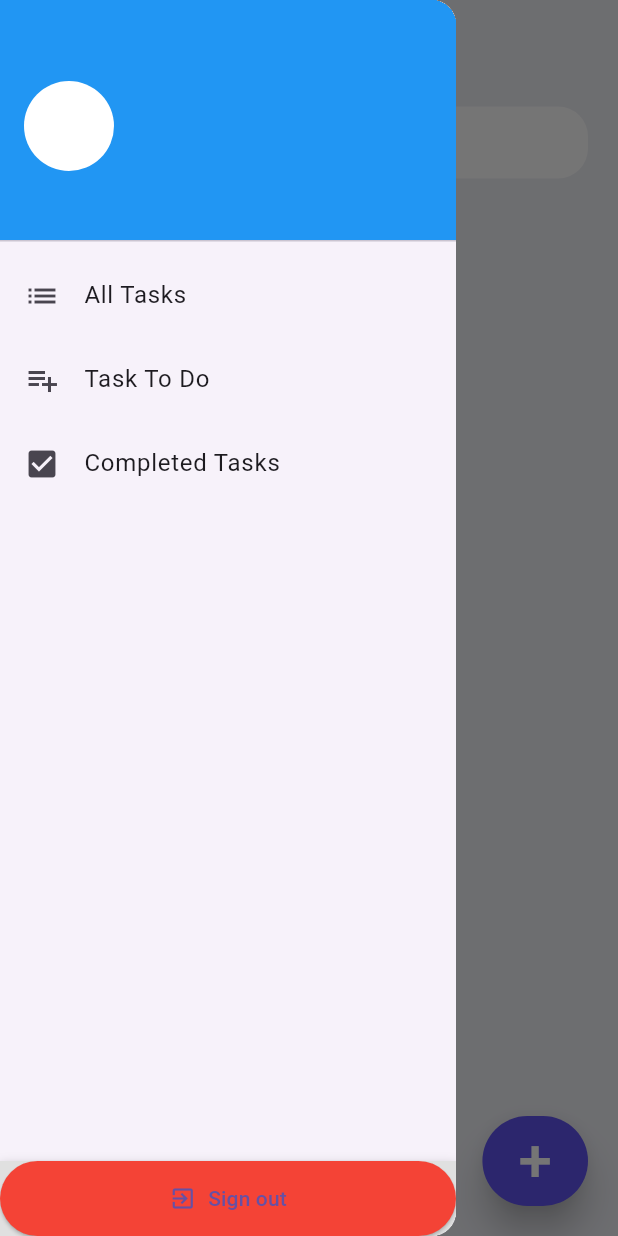
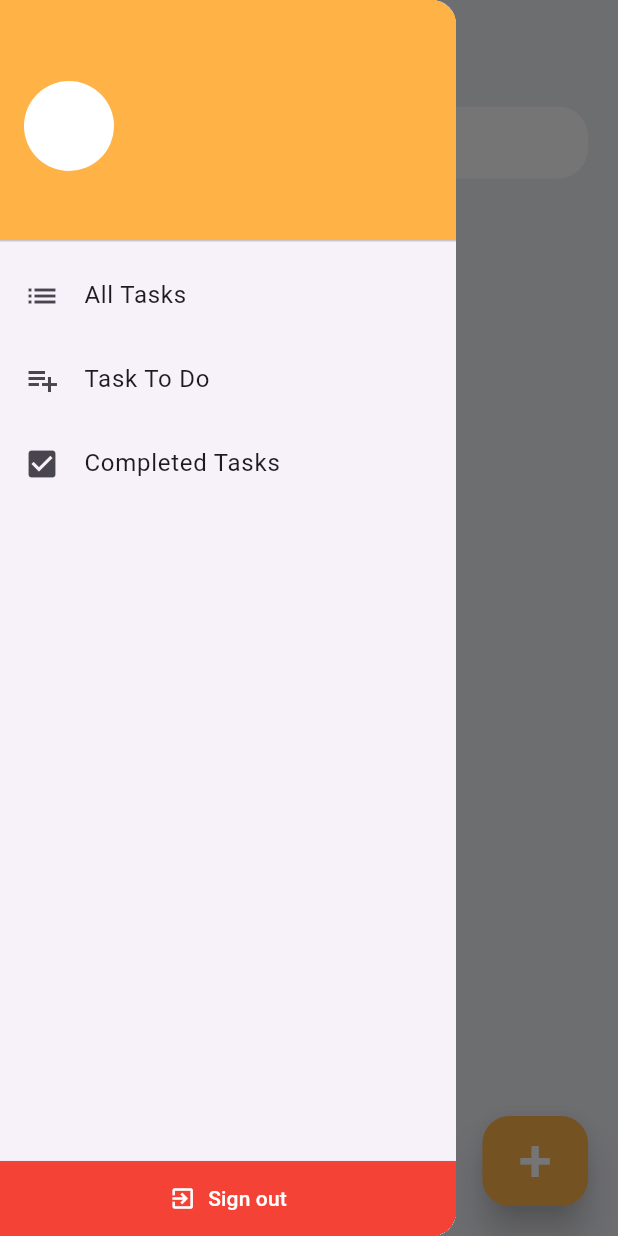
Before and after one commit to auperman-lab/todotask, a Flutter app: the Home screen opened directly, with the side drawer open, on a phone screen of 412 x 824 dp. Run offline on Flutter 3.47's test engine with Material 3 defaults, Android fonts, the phone set to English and light mode, and no system bars; our stand-ins replace awesome_notifications, cloud_firestore, firebase_auth, firebase_core, flutter_svg, google_sign_in; missing offline and left inert: cron; accounts and stored records are empty.

Commit message:
design changes and color final setup

```diff
--- a/lib/constants/colors.dart
+++ b/lib/constants/colors.dart
@@ -2,8 +2,12 @@ import 'package:flutter/material.dart';
 
 const Color tdRed = Color(0xFFDA4040);
 const Color tdBlue = Color(0xFF5F52EE);
+const Color tdYellow = Color(0xFFFFB347);
+const Color tdGreen = Color(0xFF03CC34);
 
 const Color tdBlack = Color(0xFF3A3A3A);
 const Color tdGrey = Color(0xFF717171);
 
+
 const Color tdBGColor = Color(0xFFEEEFF5);
+const Color tdWhite = Color(0xFFFFFFFF);
--- a/lib/screens/home.dart
+++ b/lib/screens/home.dart
@@ -77,7 +77,7 @@ class _HomeState extends State<Home> {
                     bottom: 20,
                   ),
                   child: const Text(
-                    'All ToDos',
+                    'My Tasks',
                     style: TextStyle(
                       fontSize: 30,
                       fontWeight: FontWeight.w500,
@@ -161,18 +161,25 @@ class _HomeState extends State<Home> {
                     bottom: 20,
                     right: 20,
                   ),
+
                   child: ElevatedButton(
                     onPressed: () {
                       _showAddTaskOverlay(context);
                     },
+
                     style: ElevatedButton.styleFrom(
-                      backgroundColor: tdBlue,
+                      backgroundColor: tdYellow,
                       minimumSize: const Size(60, 60),
                       elevation: 10,
+                      shape: RoundedRectangleBorder(
+                        borderRadius: BorderRadius.circular(18), // Set border radius to 0 for rectangular shape
+                      ),
                     ),
                     child: const Text(
                       '+',
-                      style: TextStyle(fontSize: 40, color: Colors.white),
+                      style: TextStyle(
+                          fontSize: 40,
+                          color: tdWhite),
                     ),
                   ),
                 ),
@@ -191,7 +198,7 @@ class _HomeState extends State<Home> {
           id: 0,
           channelKey: 'basic_chanel',
           title: 'You ran out time',
-          body: 'The deadline of $title task has expired',
+          body: 'The deadline of \'$title\' task has expired',
         ),
       );
     } else {
@@ -200,7 +207,7 @@ class _HomeState extends State<Home> {
           id: 1,
           channelKey: 'basic_chanel',
           title: 'The Deadline is approaching',
-          body: 'You have $hours left until the $title task expires',
+          body: 'You have $hours hours left until the \'$title\' task expires',
         ),
       );
     }
@@ -224,9 +231,9 @@ class _HomeState extends State<Home> {
 
         // Check if there are 24 hours or 1 hour remaining
         if (hoursRemaining <= 24.0 && hoursRemaining > 23.0) {
-          _createNotification(title, '24.0');
+          _createNotification(title, '24');
         } else if (hoursRemaining <= 1.0 && hoursRemaining > 0.0) {
-          _createNotification(title, '1.0');
+          _createNotification(title, '1');
         }
       }
     });
@@ -337,7 +344,7 @@ class _HomeState extends State<Home> {
     return Container(
       padding: const EdgeInsets.symmetric(horizontal: 15),
       decoration: BoxDecoration(
-        color: Colors.white,
+        color: tdWhite,
         borderRadius: BorderRadius.circular(20),
       ),
       child: TextField(
--- a/lib/screens/tasksToDo.dart
+++ b/lib/screens/tasksToDo.dart
@@ -134,7 +134,7 @@ class _TaskToDoState extends State<TaskToDo> {
                     ),
                     child: const Text(
                       '+',
-                      style: TextStyle(fontSize: 40, color: Colors.white),
+                      style: TextStyle(fontSize: 40, color: tdWhite),
                     ),
                   ),
                 ),
@@ -248,7 +248,7 @@ class _TaskToDoState extends State<TaskToDo> {
     return Container(
       padding: const EdgeInsets.symmetric(horizontal: 15),
       decoration: BoxDecoration(
-        color: Colors.white,
+        color: tdWhite,
         borderRadius: BorderRadius.circular(20),
       ),
       child: TextField(
--- a/lib/widgets/appMenu.dart
+++ b/lib/widgets/appMenu.dart
@@ -1,72 +1,83 @@
+
 import 'package:firebase_auth/firebase_auth.dart';
 import 'package:flutter/material.dart';
+import 'package:flutter_todo_app/constants/colors.dart';
 import 'package:flutter_todo_app/screens/home.dart';
 import 'package:flutter_todo_app/screens/tasksToDo.dart';
 import 'package:flutter_todo_app/screens/completedTasksScreen.dart';
 import 'package:flutter_todo_app/auth.dart';
 
+import '../screens/loginRegisterPage.dart';
+
 class AppMenu extends StatelessWidget {
   const AppMenu({Key? key});
 
-  Future<void> signOut() async {
+  Future<void> signOut(BuildContext context) async {
     await Auth().signOut();
+    Navigator.pushReplacementNamed(context , LoginPage.routeName);
   }
 
-  Widget _signOutButton() {
-    return Container(
-      decoration: BoxDecoration(
-        color: Colors.grey[300],
-        boxShadow: [
-          BoxShadow(
-            color: Colors.black.withOpacity(0.2),
-            blurRadius: 5.0,
-            offset: const Offset(0, 2),
+  Widget _signOutButton(BuildContext context) {
+    return ElevatedButton(
+      onPressed: () async {
+        await signOut(context);
+      },
+
+      style: ElevatedButton.styleFrom(
+        backgroundColor: Colors.red,
+        padding: EdgeInsets.zero, // Remove padding
+        shape: RoundedRectangleBorder(
+          borderRadius: BorderRadius.circular(0), // Set border radius to 0 for rectangular shape
+        ),
+        minimumSize: Size(150, 50), // Set your desired width and height
+
+      ),
+      child: const Row(
+        mainAxisAlignment: MainAxisAlignment.center,
+        children: [
+          Icon(
+            Icons.exit_to_app,
+            color:tdWhite,
+          ),
+          SizedBox(width: 8),
+          Text(
+            'Sign out',
+            style: TextStyle(
+              color: tdWhite,
+            ),
           ),
         ],
-      ),
-      child: ElevatedButton(
-        onPressed: signOut,
-        style: ElevatedButton.styleFrom(
-          backgroundColor: Colors.red,
-        ),
-        child: const Padding(
-          padding: EdgeInsets.symmetric(vertical: 15.0),
-          child: Row(
-            mainAxisAlignment: MainAxisAlignment.center,
-            children: [
-              Icon(Icons.exit_to_app),
-              SizedBox(width: 8),
-              Text('Sign out'),
-            ],
-          ),
-        ),
       ),
     );
   }
 
   Widget _buildDrawerHeader(User? user) {
     return DrawerHeader(
-      decoration: BoxDecoration(
-        color: Colors.blue,
+      decoration: const BoxDecoration(
+        color: tdYellow,
       ),
       child: Row(
         children: [
           const CircleAvatar(
             radius: 30,
-            backgroundColor: Colors.white,
+            backgroundColor: tdWhite,
           ),
           SizedBox(width: 16), // Add horizontal spacing between the avatar and text
-          Column(
+          Flexible( // Use Flexible to enable text wrapping
+            child: Column(
               mainAxisAlignment: MainAxisAlignment.center,
               crossAxisAlignment: CrossAxisAlignment.start,
-            children: [Text(
+              children: [
+                Text(
                   user?.email ?? 'User Email',
                   style: const TextStyle(
-                color: Colors.white,
+                    color: tdWhite,
                     fontSize: 16,
                   ),
-            ),],
-          )
+                ),
+              ],
+            ),
+          ),
         ],
       ),
     );
@@ -125,7 +136,7 @@ class AppMenu extends StatelessWidget {
               ],
             ),
           ),
-          _signOutButton(),
+          _signOutButton(context),
         ],
       ),
     );
--- a/lib/widgets/todoDetailsPopup.dart
+++ b/lib/widgets/todoDetailsPopup.dart
@@ -44,7 +44,7 @@ class TodoDetailsPopup extends StatelessWidget {
                 ),
                 const SizedBox(height: 4.0),
                 Text(
-                  DateFormat('yyyy-MM-dd').format(expirationDate),
+                  DateFormat('hh:mm\n yyyy-MM-dd').format(expirationDate),
                   style: const TextStyle(
                     fontSize: 20,
                   ),
```
Also changed, not shown: lib/auth.dart (+5 -17 lines), lib/main.dart (+7 -3 lines), lib/screens/loginRegisterPage.dart (+59 -19 lines), lib/widgets/addTaskOverlay.dart (+19 -5 lines), lib/widgets/todo_item.dart (+9 -5 lines), lib/theme/theme_constants.dart (added), lib/theme/theme_manager.dart (added). Lines whose indentation alone changed are shown as unchanged.
